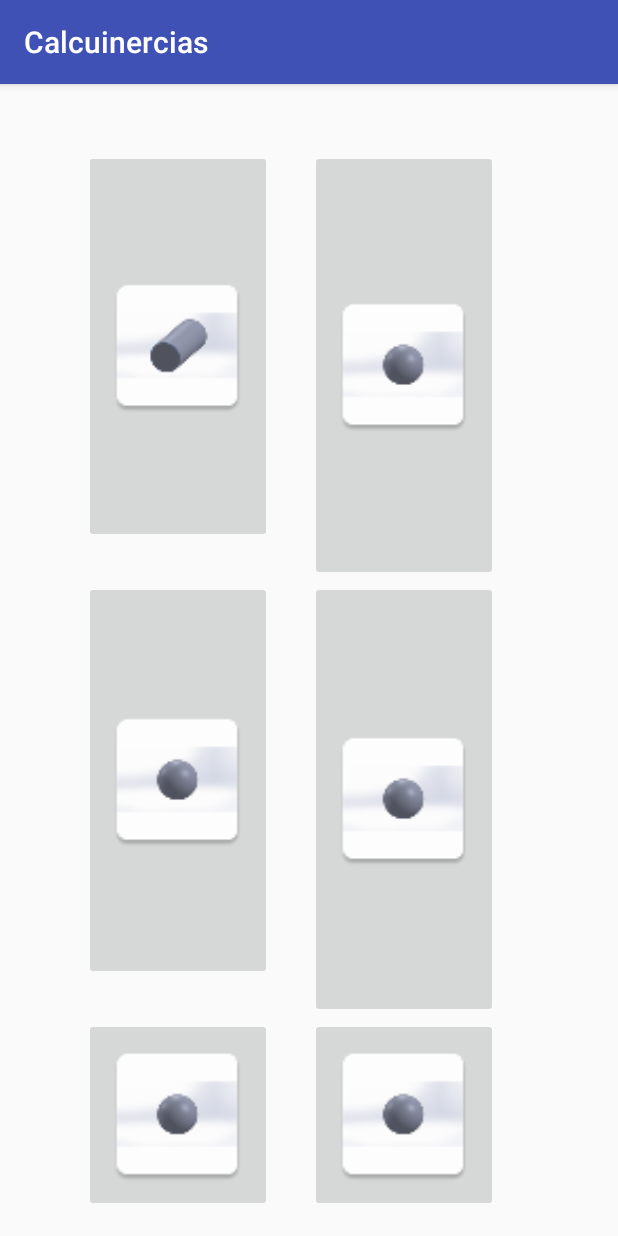
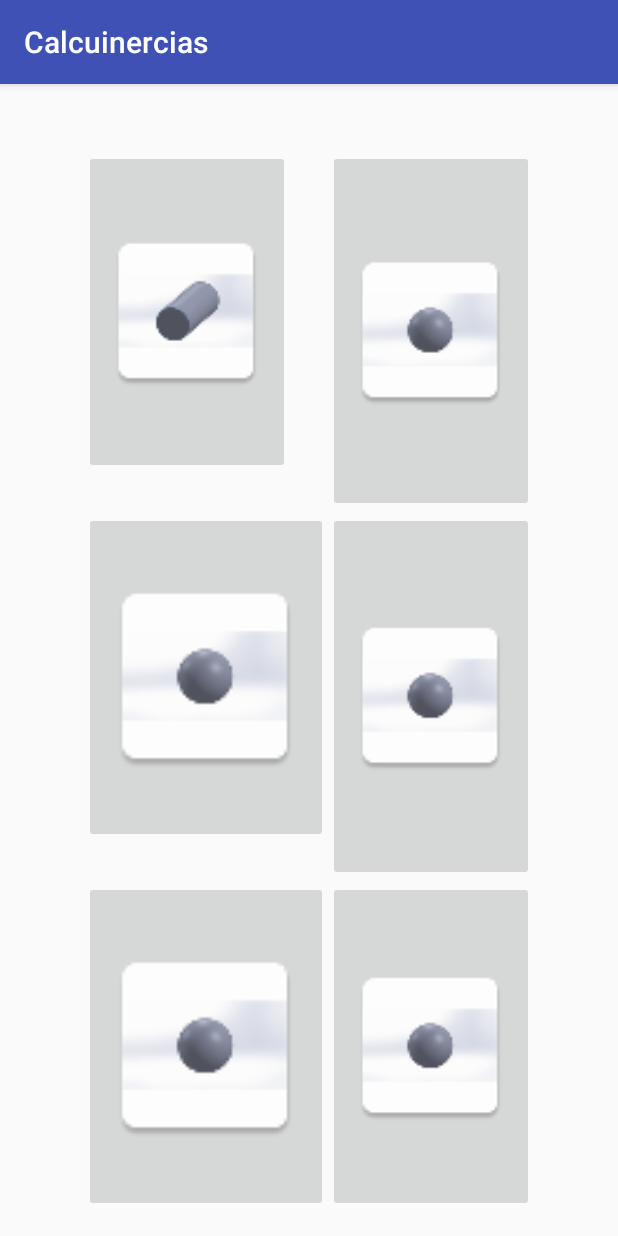
Before and after one commit to franrib/Calcuinercias, an Android app: the screen it shows after launch (Calcu1Activity), on a phone screen of 412 x 824 dp. Run offline under Robolectric (Android 15) with nearby library versions, the phone set to English and light mode, and no system bars.

Commit message:
canvi weight

```diff
--- a/app/src/main/res/layout/activity_calcu1.xml
+++ b/app/src/main/res/layout/activity_calcu1.xml
@@ -23,7 +23,7 @@
         android:rowCount="3"
         android:layout_marginRight="40dp"
         android:layout_marginLeft="40dp"
-        android:layout_rowWeight="1">
+        >
 
         <ImageButton
             android:text="Button"
@@ -36,7 +36,8 @@
             app2:srcCompat="@mipmap/cilindre"
             android:scaleType="fitCenter"
             android:elevation="0dp"
-            android:layout_rowWeight="2"
+            android:layout_rowWeight="1"
+            android:layout_columnWeight="1"
             />
 
         <ImageButton
@@ -46,7 +47,8 @@
             android:id="@+id/button5"
             app2:srcCompat="@mipmap/esfera"
             android:scaleType="fitCenter"
-            android:layout_rowWeight="2"
+            android:layout_rowWeight="1"
+            android:layout_columnWeight="1"
             />
 
         <ImageButton
@@ -57,7 +59,8 @@
             android:layout_marginBottom="25dp"
             app2:srcCompat="@mipmap/esfera"
             android:scaleType="fitCenter"
-            android:layout_rowWeight="2"
+            android:layout_rowWeight="1"
+            android:layout_columnWeight="1"
             />
 
         <ImageButton
@@ -66,7 +69,8 @@
             android:layout_height="129dp"
             app2:srcCompat="@mipmap/esfera"
             android:scaleType="fitCenter"
-            android:layout_rowWeight="2"
+            android:layout_rowWeight="1"
+            android:layout_columnWeight="1"
             />
 
         <ImageButton
@@ -76,6 +80,8 @@
             android:layout_height="129dp"
             app2:srcCompat="@mipmap/esfera"
             android:scaleType="fitCenter"
+            android:layout_rowWeight="1"
+            android:layout_columnWeight="1"
 
             />
 
@@ -86,6 +92,8 @@
             android:layout_height="129dp"
             app2:srcCompat="@mipmap/esfera"
             android:scaleType="fitCenter"
+            android:layout_rowWeight="1"
+            android:layout_columnWeight="1"
             />
     </GridLayout>
 
```
